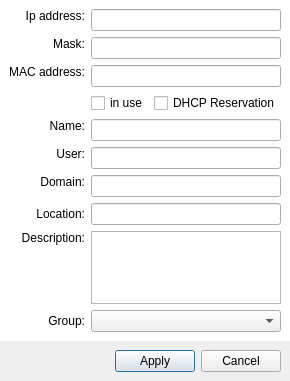
This is gui/interfaces/AddEditIfWindow.ui in c3pw/c3networks as Qt 5 draws it before an edit. The edited form follows.
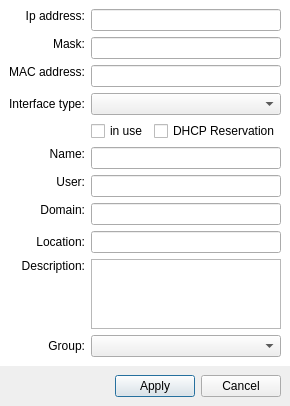
This is the edited form. Icons and pictures are not drawn.

Commit message: Interface type column had been added to main window.

```diff
--- a/gui/interfaces/AddEditIfWindow.ui
+++ b/gui/interfaces/AddEditIfWindow.ui
@@ -10,7 +10,7 @@
     <x>0</x>
     <y>0</y>
     <width>289</width>
-    <height>381</height>
+    <height>387</height>
    </rect>
   </property>
   <property name="windowTitle">
@@ -46,6 +46,38 @@
 	}</string>
      </property>
      <layout class="QGridLayout" name="gridLayout">
+      <item row="4" column="1">
+       <widget class="QWidget" name="widget" native="true">
+        <layout class="QHBoxLayout" name="horizontalLayout_2">
+         <property name="leftMargin">
+          <number>0</number>
+         </property>
+         <property name="topMargin">
+          <number>0</number>
+         </property>
+         <property name="rightMargin">
+          <number>0</number>
+         </property>
+         <property name="bottomMargin">
+          <number>0</number>
+         </property>
+         <item>
+          <widget class="QCheckBox" name="check_inUse">
+           <property name="text">
+            <string>in use</string>
+           </property>
+          </widget>
+         </item>
+         <item>
+          <widget class="QCheckBox" name="check_dhcpReservation">
+           <property name="text">
+            <string>DHCP Reservation</string>
+           </property>
+          </widget>
+         </item>
+        </layout>
+       </widget>
+      </item>
       <item row="1" column="0">
        <widget class="QLabel" name="label_2">
         <property name="text">
@@ -56,7 +88,7 @@
         </property>
        </widget>
       </item>
-      <item row="4" column="0">
+      <item row="5" column="0">
        <widget class="QLabel" name="label_3">
         <property name="text">
          <string>Name:</string>
@@ -66,16 +98,29 @@
         </property>
        </widget>
       </item>
-      <item row="9" column="1">
-       <widget class="QPlainTextEdit" name="edit_description"/>
-      </item>
-      <item row="6" column="1">
-       <widget class="QLineEdit" name="edit_user"/>
-      </item>
-      <item row="4" column="1">
+      <item row="5" column="1">
        <widget class="QLineEdit" name="edit_name"/>
       </item>
-      <item row="10" column="0">
+      <item row="7" column="1">
+       <widget class="QLineEdit" name="edit_user"/>
+      </item>
+      <item row="10" column="1">
+       <widget class="QPlainTextEdit" name="edit_description"/>
+      </item>
+      <item row="9" column="0">
+       <widget class="QLabel" name="label_9">
+        <property name="text">
+         <string>Location:</string>
+        </property>
+        <property name="alignment">
+         <set>Qt::AlignRight|Qt::AlignTrailing|Qt::AlignVCenter</set>
+        </property>
+       </widget>
+      </item>
+      <item row="9" column="1">
+       <widget class="QLineEdit" name="edit_location"/>
+      </item>
+      <item row="11" column="0">
        <widget class="QLabel" name="label_8">
         <property name="text">
          <string>Group:</string>
@@ -92,18 +137,8 @@
         </property>
        </widget>
       </item>
-      <item row="8" column="0">
-       <widget class="QLabel" name="label_9">
-        <property name="text">
-         <string>Location:</string>
-        </property>
-        <property name="alignment">
-         <set>Qt::AlignRight|Qt::AlignTrailing|Qt::AlignVCenter</set>
-        </property>
-       </widget>
-      </item>
       <item row="8" column="1">
-       <widget class="QLineEdit" name="edit_location"/>
+       <widget class="QLineEdit" name="edit_domain"/>
       </item>
       <item row="0" column="1">
        <widget class="QLineEdit" name="edit_ip">
@@ -112,10 +147,10 @@
         </property>
        </widget>
       </item>
-      <item row="10" column="1">
+      <item row="11" column="1">
        <widget class="QComboBox" name="comboGroup"/>
       </item>
-      <item row="7" column="0">
+      <item row="8" column="0">
        <widget class="QLabel" name="label_6">
         <property name="text">
          <string>Domain:</string>
@@ -125,13 +160,13 @@
         </property>
        </widget>
       </item>
-      <item row="7" column="1">
-       <widget class="QLineEdit" name="edit_domain"/>
-      </item>
-      <item row="2" column="1">
-       <widget class="QLineEdit" name="edit_mac">
-        <property name="inputMask">
-         <string/>
+      <item row="10" column="0">
+       <widget class="QLabel" name="label_7">
+        <property name="text">
+         <string>Description:</string>
+        </property>
+        <property name="alignment">
+         <set>Qt::AlignRight|Qt::AlignTop|Qt::AlignTrailing</set>
         </property>
        </widget>
       </item>
@@ -145,17 +180,14 @@
         </property>
        </widget>
       </item>
-      <item row="9" column="0">
-       <widget class="QLabel" name="label_7">
-        <property name="text">
-         <string>Description:</string>
-        </property>
-        <property name="alignment">
-         <set>Qt::AlignRight|Qt::AlignTop|Qt::AlignTrailing</set>
+      <item row="2" column="1">
+       <widget class="QLineEdit" name="edit_mac">
+        <property name="inputMask">
+         <string/>
         </property>
        </widget>
       </item>
-      <item row="6" column="0">
+      <item row="7" column="0">
        <widget class="QLabel" name="label_5">
         <property name="text">
          <string>User:</string>
@@ -176,35 +208,13 @@
        </widget>
       </item>
       <item row="3" column="1">
-       <widget class="QWidget" name="widget" native="true">
-        <layout class="QHBoxLayout" name="horizontalLayout_2">
-         <property name="leftMargin">
-          <number>0</number>
-         </property>
-         <property name="topMargin">
-          <number>0</number>
-         </property>
-         <property name="rightMargin">
-          <number>0</number>
-         </property>
-         <property name="bottomMargin">
-          <number>0</number>
-         </property>
-         <item>
-          <widget class="QCheckBox" name="check_inUse">
-           <property name="text">
-            <string>in use</string>
-           </property>
-          </widget>
-         </item>
-         <item>
-          <widget class="QCheckBox" name="check_dhcpReservation">
-           <property name="text">
-            <string>DHCP Reservation</string>
-           </property>
-          </widget>
-         </item>
-        </layout>
+       <widget class="QComboBox" name="comboIfType"/>
+      </item>
+      <item row="3" column="0">
+       <widget class="QLabel" name="label_10">
+        <property name="text">
+         <string>Interface type:</string>
+        </property>
        </widget>
       </item>
      </layout>
```
Left out of the diff: 3 changed lines with no effect on the pictures. The commit also changes 15 other files.
